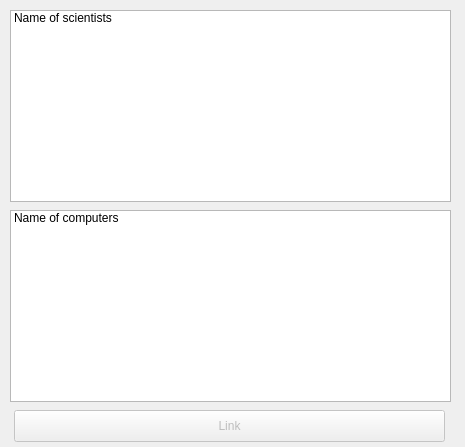
First picture: the form in linkwindow.ui, repository sandraBender/VLN1-hopur2, before the edit.
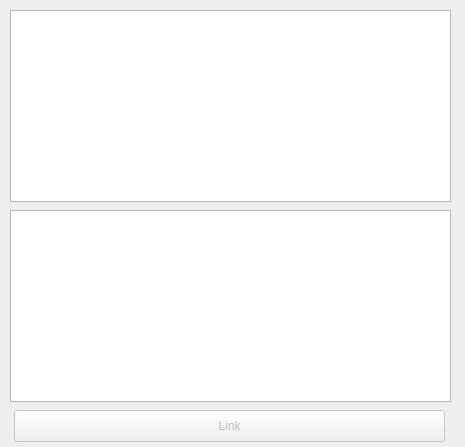
Second picture: the form after the edit.

Commit message: Bætti við displayScientist og displayComputer í LinkWindow

Patch:
```diff
--- a/linkwindow.ui
+++ b/linkwindow.ui
@@ -22,11 +22,6 @@
      <height>192</height>
     </rect>
    </property>
-   <item>
-    <property name="text">
-     <string>Name of scientists</string>
-    </property>
-   </item>
   </widget>
   <widget class="QListWidget" name="list_computers">
    <property name="geometry">
@@ -37,11 +32,6 @@
      <height>192</height>
     </rect>
    </property>
-   <item>
-    <property name="text">
-     <string>Name of computers</string>
-    </property>
-   </item>
   </widget>
   <widget class="QPushButton" name="Button_link">
    <property name="enabled">
```
Left out of the diff: 2 changed lines with no effect on the pictures. The commit also changes 3 other files.
